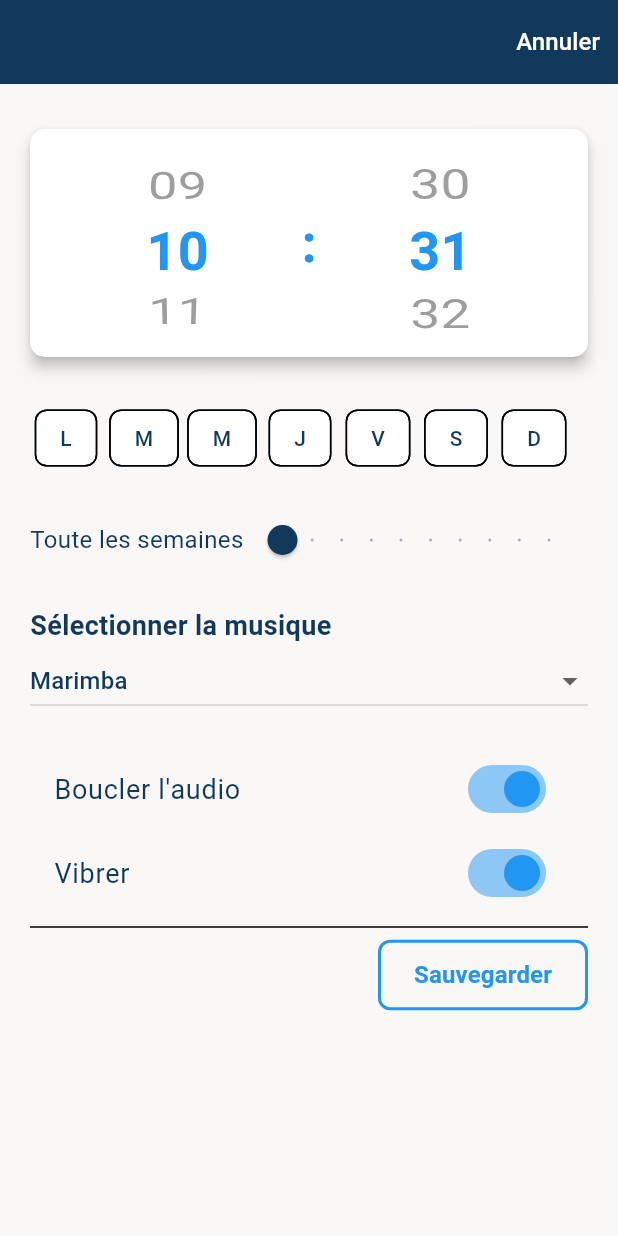
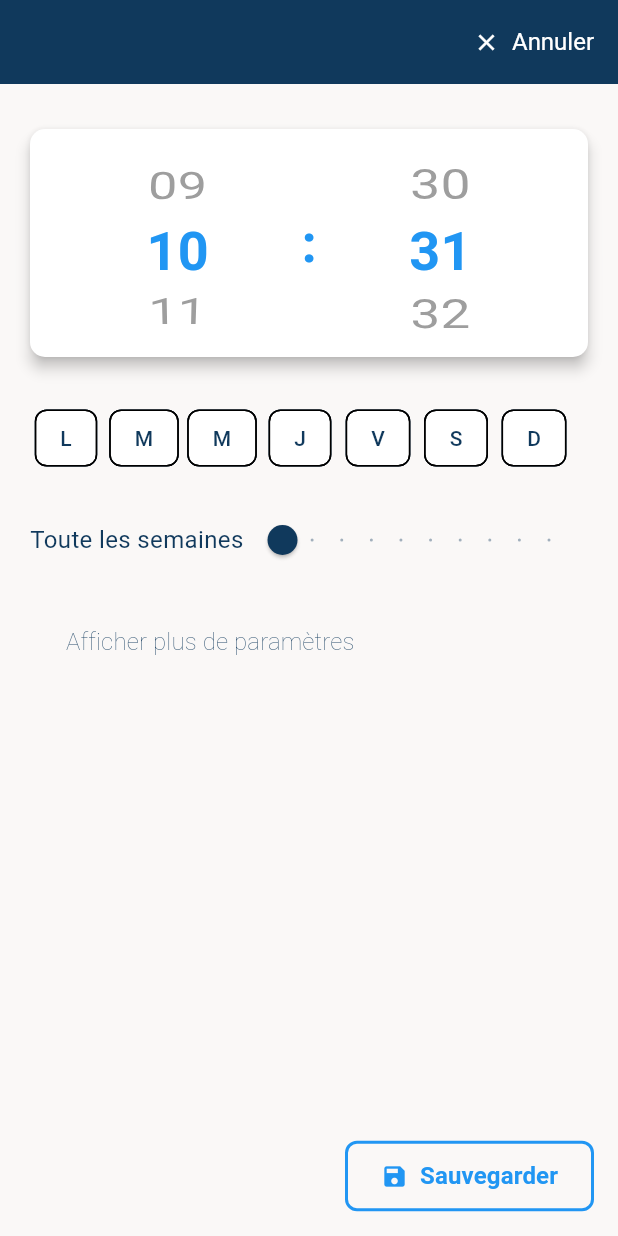
Before and after one commit to devmeup-fr/my_alarms, a Flutter app: the AlarmEditScreen screen opened directly, on a phone screen of 412 x 824 dp. Run offline on Flutter 3.47's test engine with Material 3 defaults, Android fonts, the phone set to English and light mode, and no system bars; our stand-ins replace dio, flutter_bloc, flutter_i18n, flutter_secure_storage, geolocator, google_fonts and 2 more; missing offline and left inert: alarm, app_settings; accounts and stored records are empty.

Commit message:
feat: style edit

```diff
--- a/assets/i18n/fr.json
+++ b/assets/i18n/fr.json
@@ -19,12 +19,15 @@
     "alarmDescription": "Il est l'heure de se réveiller!",
     "cancel": "Annuler",
     "save": "Sauvegarder",
+    "show_more": "Afficher plus de paramètres",
+    "show_less": "Cacher les paramètres",
     "repeat_on": "Répéter sur :",
     "repeat_every": "Répéter toutes les :",
     "repeat_every_week": "Toute les semaines",
     "x_weeks": "1 semaine sur {weeks}",
     "loop_audio": "Boucler l'audio",
     "vibrate": "Vibrer",
+    "volume": "Volume",
     "select_audio": "Sélectionner la musique",
     "alarm_notification_title": "Alarme",
     "alarm_notification_body": "Votre alarme ({id}) sonne",
--- a/lib/screens/alarm_edit_screen.dart
+++ b/lib/screens/alarm_edit_screen.dart
@@ -23,13 +23,14 @@ class _AlarmEditScreenState extends State<AlarmEditScreen> {
   late DateTime selectedDateTime;
   late bool loopAudio;
   late bool vibrate;
-  late double? volume;
+  late double volume;
   late double fadeDuration;
   late String assetAudio;
 
   // Nouveaux paramètres
   late List<bool> selectedDays;
   late int recurrenceWeeks;
+  bool showMore = false; // Flag to toggle "Voir plus" form visibility
 
   final audioOptions = [
     'assets/musics/marimba.mp3',
@@ -50,7 +51,7 @@ class _AlarmEditScreenState extends State<AlarmEditScreen> {
       selectedDateTime = selectedDateTime.copyWith(second: 0, millisecond: 0);
       loopAudio = true;
       vibrate = true;
-      volume = 0.5;
+      volume = 50;
       fadeDuration = 0;
       assetAudio = 'assets/musics/marimba.mp3';
       selectedDays =
@@ -60,7 +61,7 @@ class _AlarmEditScreenState extends State<AlarmEditScreen> {
       selectedDateTime = widget.alarm!.time;
       loopAudio = widget.alarm!.loopAudio;
       vibrate = widget.alarm!.vibrate;
-      volume = widget.alarm!.volume;
+      volume = widget.alarm!.volume != null ? widget.alarm!.volume! * 100 : 50;
       assetAudio = widget.alarm!.assetAudio;
       selectedDays =
           widget.alarm!.selectedDays; // Charger les jours ici si disponible
@@ -93,7 +94,7 @@ class _AlarmEditScreenState extends State<AlarmEditScreen> {
                   title: '',
                   time: selectedDateTime,
                   vibrate: vibrate,
-                  volume: volume,
+                  volume: volume / 100,
                   assetAudio: assetAudio,
                   selectedDays: selectedDays,
                   recurrenceWeeks: recurrenceWeeks))
@@ -112,7 +113,7 @@ class _AlarmEditScreenState extends State<AlarmEditScreen> {
                   title: '',
                   time: selectedDateTime,
                   vibrate: vibrate,
-                  volume: volume,
+                  volume: volume / 100,
                   assetAudio: assetAudio,
                   selectedDays: selectedDays,
                   recurrenceWeeks: recurrenceWeeks),
@@ -247,21 +248,30 @@ class _AlarmEditScreenState extends State<AlarmEditScreen> {
   Widget build(BuildContext context) {
     return Scaffold(
         appBar: AppBar(
-        title: Text(creating
-            ? context.translate('create_alarm')
-            : context.translate('edit_alarm')),
           actions: [
+            // Bouton Annuler avec icône
             TextButton(
               onPressed: () => Navigator.pop(context, false),
-            child: Text(
-              context.translate('cancel'),
-              style: const TextStyle(color: Colors.white, fontSize: 16),
+              style: TextButton.styleFrom(
+                foregroundColor: Colors.white,
+                padding: const EdgeInsets.symmetric(horizontal: 16),
+                textStyle: TextStyle(fontSize: 16),
+              ),
+              child: Row(
+                children: [
+                  Icon(Icons.close,
+                      size: 18, color: Colors.white), // Icône "Fermer"
+                  SizedBox(width: 8),
+                  Text(context.translate('cancel')),
+                ],
               ),
             ),
           ],
         ),
-      body: Padding(
-        padding: const EdgeInsets.all(20),
+        body: Stack(
+          children: [
+            Padding(
+              padding: EdgeInsets.fromLTRB(20, 20, 20, 90),
               child: ListView(
                 children: [
                   // Heure sélectionnée
@@ -293,8 +303,12 @@ class _AlarmEditScreenState extends State<AlarmEditScreen> {
                     mainAxisAlignment: MainAxisAlignment.spaceBetween,
                     children: [
                       Text(context.translate(
-                    recurrenceWeeks == 1 ? 'repeat_every_week' : 'x_weeks',
-                    translationParams: {"weeks": recurrenceWeeks.toString()})),
+                          recurrenceWeeks == 1
+                              ? 'repeat_every_week'
+                              : 'x_weeks',
+                          translationParams: {
+                            "weeks": recurrenceWeeks.toString()
+                          })),
                       Expanded(
                         child: Slider(
                           min: 1,
@@ -311,9 +325,43 @@ class _AlarmEditScreenState extends State<AlarmEditScreen> {
                     ],
                   ),
                   const SizedBox(height: 20),
+
+                  // "Voir plus" button to toggle extra form fields
+                  if (!showMore)
+                    ElevatedButton(
+                      onPressed: () {
+                        setState(() {
+                          showMore = !showMore;
+                        });
+                      },
+                      style: ElevatedButton.styleFrom(
+                        elevation: 0, // Suppression de l'élévation
+                        backgroundColor: Colors.transparent, // Fond transparent
+                        padding:
+                            EdgeInsets.symmetric(vertical: 12, horizontal: 24),
+                        shape: RoundedRectangleBorder(
+                          borderRadius:
+                              BorderRadius.circular(8), // Coins arrondis
+                        ),
+                      ),
+                      child: Align(
+                        alignment: Alignment.centerLeft, // Alignement à gauche
+                        child: Text(
+                          context.translate('show_more'),
+                          style: TextStyle(
+                            fontWeight: FontWeight.w100, // Poids du texte
+                            fontSize: 16, // Taille du texte
+                          ),
+                        ),
+                      ),
+                    ),
+                  if (!showMore) const SizedBox(height: 30),
+                  // Show more options if showMore is true
+                  if (showMore) ...[
                     Text(
                       context.translate('select_audio'),
-              style: const TextStyle(fontSize: 18, fontWeight: FontWeight.bold),
+                      style: const TextStyle(
+                          fontSize: 18, fontWeight: FontWeight.bold),
                     ),
                     DropdownButton<String>(
                       value: assetAudio,
@@ -325,14 +373,16 @@ class _AlarmEditScreenState extends State<AlarmEditScreen> {
                       },
                       dropdownColor: Colors.white,
                       focusColor: Colors.white,
-              items: audioOptions.map<DropdownMenuItem<String>>((String value) {
+                      items: audioOptions
+                          .map<DropdownMenuItem<String>>((String value) {
                         return DropdownMenuItem<String>(
                           value: value,
                           child: Text(
                             value
                                 .split('/')
                                 .last // Récupère le nom du fichier
-                        .replaceAll('.mp3', '') // Supprime l'extension .mp3
+                                .replaceAll(
+                                    '.mp3', '') // Supprime l'extension .mp3
                                 .replaceAll('_', ' ')
                                 .replaceFirstMapped(
                                     RegExp(r'^[a-zA-Z]'),
@@ -344,8 +394,25 @@ class _AlarmEditScreenState extends State<AlarmEditScreen> {
                         );
                       }).toList(),
                     ),
+                    // Volume Slider
                     const SizedBox(height: 20),
-            // Autres options
+                    Text(
+                      "${context.translate('volume')} ( ${volume.toInt()} )",
+                      style: const TextStyle(
+                          fontSize: 18, fontWeight: FontWeight.bold),
+                    ),
+                    Slider(
+                      value: volume,
+                      min: 0,
+                      max: 100,
+                      divisions: 100,
+                      onChanged: (value) {
+                        setState(() {
+                          volume = value;
+                        });
+                      },
+                    ),
+                    const SizedBox(height: 20),
                     SwitchListTile(
                       value: loopAudio,
                       onChanged: (value) => setState(() => loopAudio = value),
@@ -358,34 +425,48 @@ class _AlarmEditScreenState extends State<AlarmEditScreen> {
                       title: Text(context.translate('vibrate')),
                       activeColor: Colors.blue,
                     ),
+                  ],
+                ],
+              ),
+            ),
+            if (!creating)
+              Positioned(
+                left: 16,
+                bottom: 16,
+                child: TextButton(
+                  onPressed: deleteAlarm,
+                  style: TextButton.styleFrom(
+                    foregroundColor: Colors.red,
+                    padding: const EdgeInsets.symmetric(horizontal: 16),
+                    textStyle: TextStyle(fontSize: 16),
+                  ),
+                  child: Row(
+                    children: [
+                      Icon(Icons.delete,
+                          size: 18, color: Colors.red), // Icône "Supprimer"
+                      SizedBox(width: 8),
+                      Text(context.translate('delete_alarm')),
+                    ],
+                  ),
+                ),
+              ),
 
-            // Sauvegarder ou supprimer
-            const Divider(),
-            Row(
-              mainAxisAlignment: MainAxisAlignment.spaceBetween,
-              children: [
-                !creating
-                    ? TextButton(
-                        onPressed: deleteAlarm,
-                        child: Text(
-                          context.translate('delete_alarm'),
-                          style: const TextStyle(color: Colors.red),
-                        ),
-                      )
-                    : Container(),
-                OutlinedButton(
+            // Bouton Sauvegarder en bas à droite
+            Positioned(
+              right: 16,
+              bottom: 16,
+              child: OutlinedButton(
                 onPressed: loading ? null : saveAlarm,
                 style: OutlinedButton.styleFrom(
-                    side: const BorderSide(
-                        color: Colors.blue, width: 2), // Border styling
+                  side: const BorderSide(color: Colors.blue, width: 2),
                   shape: RoundedRectangleBorder(
-                      borderRadius: BorderRadius.circular(8), // Rounded corners
+                    borderRadius: BorderRadius.circular(8),
                   ),
-                    padding: const EdgeInsets.symmetric(
-                        vertical: 12, horizontal: 24),
+                  padding:
+                      const EdgeInsets.symmetric(vertical: 12, horizontal: 24),
                 ),
                 child: loading
-                      ? const SizedBox(
+                    ? SizedBox(
                         height: 20,
                         width: 20,
                         child: CircularProgressIndicator(
@@ -394,7 +475,13 @@ class _AlarmEditScreenState extends State<AlarmEditScreen> {
                               AlwaysStoppedAnimation<Color>(Colors.blue),
                         ),
                       )
-                      : Text(
+                    : Row(
+                        children: [
+                          Icon(Icons.save,
+                              size: 18,
+                              color: Colors.blue), // Icône "Enregistrer"
+                          SizedBox(width: 8),
+                          Text(
                             context.translate('save'),
                             style: const TextStyle(
                               color: Colors.blue,
@@ -402,12 +489,11 @@ class _AlarmEditScreenState extends State<AlarmEditScreen> {
                               fontWeight: FontWeight.bold,
                             ),
                           ),
-                ),
-              ],
-            ),
                         ],
                       ),
               ),
-    );
+            ),
+          ],
+        ));
   }
 }
```
Lines whose indentation alone changed are shown as unchanged.
